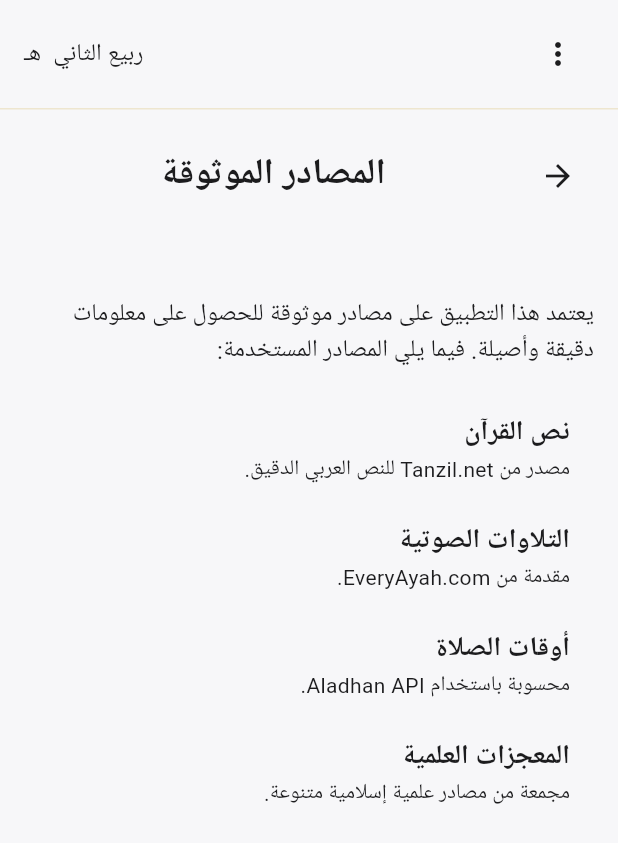
After one commit to 3ab2/QuranApp, a Flutter app: the TrustedSourcesPage screen opened directly, on a phone screen of 412 x 824 dp. The commit adds this screen. Shown: the top 843 px of the screen. Run offline on Flutter 3.47's test engine with Material 3 defaults, Android fonts, the phone set to English and light mode, and no system bars; our stand-ins replace audioplayers, flutter_local_notifications, geolocator, google_fonts, hijri, just_audio and 2 more; missing offline and left inert: arabic_numbers; accounts and stored records are empty; Roboto replaces fonts that are missing (Amiri).

Commit message:
DESIGN W SF

```diff
--- /dev/null
+++ b/lib/pages/trusted_sources_page.dart
@@ -0,0 +1,143 @@
+import 'package:flutter/material.dart';
+import 'package:google_fonts/google_fonts.dart';
+import '../widgets/top_bar.dart';
+import '../widgets/back_button_widget.dart';
+
+class TrustedSourcesPage extends StatelessWidget {
+  const TrustedSourcesPage({super.key});
+
+  @override
+  Widget build(BuildContext context) {
+    final theme = Theme.of(context);
+    final cs = theme.colorScheme;
+
+    return Directionality(
+      textDirection: TextDirection.rtl,
+      child: Scaffold(
+        backgroundColor: cs.surface,
+        body: SafeArea(
+          child: Column(
+            children: [
+              const TopBar(),
+              const SizedBox(height: 20),
+              // Back Button and Page Title
+              Padding(
+                padding: const EdgeInsets.symmetric(horizontal: 16),
+                child: Row(
+                  children: [
+                    const BackButtonWidget(),
+                    Expanded(
+                      child: Text(
+                        'المصادر الموثوقة',
+                        style: GoogleFonts.amiri(
+                          color: cs.onSurface,
+                          fontSize: 24,
+                          fontWeight: FontWeight.bold,
+                        ),
+                        textAlign: TextAlign.center,
+                      ),
+                    ),
+                  ],
+                ),
+              ),
+              const SizedBox(height: 20),
+              Expanded(
+                child: Padding(
+                  padding: const EdgeInsets.all(16.0),
+                  child: Column(
+                    crossAxisAlignment: CrossAxisAlignment.start,
+                    children: [
+                      const SizedBox(height: 20),
+                      Text(
+                        'يعتمد هذا التطبيق على مصادر موثوقة للحصول على معلومات دقيقة وأصيلة. فيما يلي المصادر المستخدمة:',
+                        style: GoogleFonts.amiri(
+                          color: cs.onSurface,
+                          fontSize: 16,
+                        ),
+                      ),
+                      const SizedBox(height: 20),
+                      Expanded(
+                        child: ListView(
+                          children: [
+                            ListTile(
+                              title: Text(
+                                'نص القرآن',
+                                style: GoogleFonts.amiri(
+                                  color: cs.onSurface,
+                                  fontSize: 18,
+                                  fontWeight: FontWeight.bold,
+                                ),
+                              ),
+                              subtitle: Text(
+                                'مصدر من Tanzil.net للنص العربي الدقيق.',
+                                style: GoogleFonts.amiri(
+                                  color: cs.onSurface,
+                                  fontSize: 14,
+                                ),
+                              ),
+                            ),
+                            ListTile(
+                              title: Text(
+                                'التلاوات الصوتية',
+                                style: GoogleFonts.amiri(
+                                  color: cs.onSurface,
+                                  fontSize: 18,
+                                  fontWeight: FontWeight.bold,
+                                ),
+                              ),
+                              subtitle: Text(
+                                'مقدمة من EveryAyah.com.',
+                                style: GoogleFonts.amiri(
+                                  color: cs.onSurface,
+                                  fontSize: 14,
+                                ),
+                              ),
+                            ),
+                            ListTile(
+                              title: Text(
+                                'أوقات الصلاة',
+                                style: GoogleFonts.amiri(
+                                  color: cs.onSurface,
+                                  fontSize: 18,
+                                  fontWeight: FontWeight.bold,
+                                ),
+                              ),
+                              subtitle: Text(
+                                'محسوبة باستخدام Aladhan API.',
+                                style: GoogleFonts.amiri(
+                                  color: cs.onSurface,
+                                  fontSize: 14,
+                                ),
+                              ),
+                            ),
+                            ListTile(
+                              title: Text(
+                                'المعجزات العلمية',
+                                style: GoogleFonts.amiri(
+                                  color: cs.onSurface,
+                                  fontSize: 18,
+                                  fontWeight: FontWeight.bold,
+                                ),
+                              ),
+                              subtitle: Text(
+                                'مجمعة من مصادر علمية إسلامية متنوعة.',
+                                style: GoogleFonts.amiri(
+                                  color: cs.onSurface,
+                                  fontSize: 14,
+                                ),
+                              ),
+                            ),
+                          ],
+                        ),
+                      ),
+                    ],
+                  ),
+                ),
+              ),
+            ],
+          ),
+        ),
+      ),
+    );
+  }
+}
--- a/lib/widgets/top_bar.dart
+++ b/lib/widgets/top_bar.dart
@@ -1,6 +1,11 @@
 import 'package:flutter/material.dart';
 import 'package:google_fonts/google_fonts.dart';
-import 'package:intl/intl.dart';
+import 'package:hijri/hijri_calendar.dart';
+import 'package:arabic_numbers/arabic_numbers.dart';
+import '../pages/about_page.dart';
+import '../pages/help_page.dart';
+import '../pages/rate_page.dart';
+import '../pages/trusted_sources_page.dart';
 
 class TopBar extends StatelessWidget {
   const TopBar({super.key});
@@ -10,9 +15,27 @@ class TopBar extends StatelessWidget {
     final theme = Theme.of(context);
     final cs = theme.colorScheme;
 
-    String todayDate = DateFormat('MMMM dd, yyyy').format(DateTime.now());
+    final hijri = HijriCalendar.now();
+    final arabicNumbers = ArabicNumbers();
+    final arabicMonths = [
+      'محرم',
+      'صفر',
+      'ربيع الأول',
+      'ربيع الثاني',
+      'جمادى الأولى',
+      'جمادى الثانية',
+      'رجب',
+      'شعبان',
+      'رمضان',
+      'شوال',
+      'ذو القعدة',
+      'ذو الحجة'
+    ];
+    String todayDate = '${arabicNumbers.convert(hijri.hDay)} ${arabicMonths[hijri.hMonth - 1]} ${arabicNumbers.convert(hijri.hYear)} هـ';
 
-    return Container(
+    return Directionality(
+      textDirection: TextDirection.rtl,
+      child: Container(
         padding: const EdgeInsets.symmetric(horizontal: 16, vertical: 12),
         decoration: BoxDecoration(
           color: cs.surface,
@@ -21,6 +44,32 @@ class TopBar extends StatelessWidget {
         child: Row(
           mainAxisAlignment: MainAxisAlignment.spaceBetween,
           children: [
+            PopupMenuButton<String>(
+              icon: Icon(Icons.more_vert, color: cs.onSurface),
+              onSelected: (value) {
+                // Handle menu selection
+                switch (value) {
+                  case 'about':
+                    Navigator.push(context, MaterialPageRoute(builder: (context) => const AboutPage()));
+                    break;
+                  case 'help':
+                    Navigator.push(context, MaterialPageRoute(builder: (context) => const HelpPage()));
+                    break;
+                  case 'rate':
+                    Navigator.push(context, MaterialPageRoute(builder: (context) => const RatePage()));
+                    break;
+                  case 'trusted':
+                    Navigator.push(context, MaterialPageRoute(builder: (context) => const TrustedSourcesPage()));
+                    break;
+                }
+              },
+              itemBuilder: (context) => [
+                PopupMenuItem(value: 'about', child: Text('حول التطبيق', style: TextStyle(color: cs.onSurface))),
+                PopupMenuItem(value: 'help', child: Text('المساعدة', style: TextStyle(color: cs.onSurface))),
+                PopupMenuItem(value: 'rate', child: Text('قيمنا', style: TextStyle(color: cs.onSurface))),
+                PopupMenuItem(value: 'trusted', child: Text('المصادر الموثوقة', style: TextStyle(color: cs.onSurface))),
+              ],
+            ),
             Text(
               todayDate,
               style: GoogleFonts.amiri(
@@ -29,33 +78,8 @@ class TopBar extends StatelessWidget {
                 fontWeight: FontWeight.w500,
               ),
             ),
-          PopupMenuButton<String>(
-            icon: Icon(Icons.more_vert, color: cs.onSurface),
-            onSelected: (value) {
-              // Handle menu selection
-              switch (value) {
-                case 'about':
-                  // Navigate to about
-                  break;
-                case 'help':
-                  // Navigate to help
-                  break;
-                case 'rate':
-                  // Open rate dialog
-                  break;
-                case 'trusted':
-                  // Navigate to trusted sources
-                  break;
-              }
-            },
-            itemBuilder: (context) => [
-              PopupMenuItem(value: 'about', child: Text('About the App', style: TextStyle(color: cs.onSurface))),
-              PopupMenuItem(value: 'help', child: Text('Help', style: TextStyle(color: cs.onSurface))),
-              PopupMenuItem(value: 'rate', child: Text('Rate Us', style: TextStyle(color: cs.onSurface))),
-              PopupMenuItem(value: 'trusted', child: Text('Trusted Sources', style: TextStyle(color: cs.onSurface))),
           ],
         ),
-        ],
       ),
     );
   }
--- a/pubspec.yaml
+++ b/pubspec.yaml
@@ -29,6 +29,7 @@ dependencies:
   audioplayers: ^5.2.0
   timezone: ^0.9.2
   google_fonts: ^6.1.0
+  hijri: ^3.0.0
 
 dev_dependencies:
   flutter_test:
```
Also changed, not shown: lib/pages/about_page.dart (added, +85 -0 lines), lib/pages/help_page.dart (added, +85 -0 lines), lib/pages/rate_page.dart (added, +105 -0 lines), pubspec.lock, 1 other file. Lines whose indentation alone changed are shown as unchanged.
